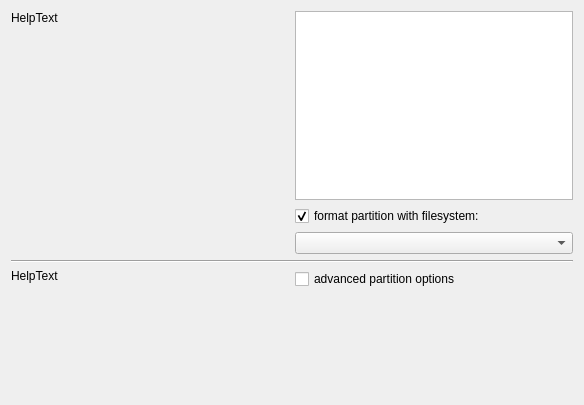
Old version of the form wizard/rootpartition.ui in the repository acritox/acritoxinstaller.
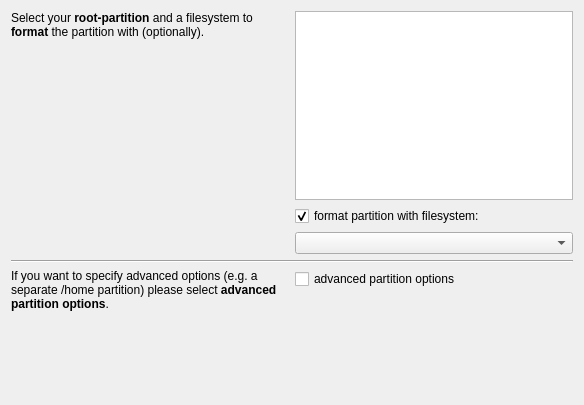
New version of the form.

Patch:
```diff
--- a/wizard/rootpartition.ui
+++ b/wizard/rootpartition.ui
@@ -35,7 +35,11 @@
       </size>
      </property>
      <property name="text">
-      <string>HelpText</string>
+      <string>&lt;!DOCTYPE HTML PUBLIC &quot;-//W3C//DTD HTML 4.0//EN&quot; &quot;http://www.w3.org/TR/REC-html40/strict.dtd&quot;&gt;
+&lt;html&gt;&lt;head&gt;&lt;meta name=&quot;qrichtext&quot; content=&quot;1&quot; /&gt;&lt;style type=&quot;text/css&quot;&gt;
+p, li { white-space: pre-wrap; }
+&lt;/style&gt;&lt;/head&gt;&lt;body style=&quot; font-family:'DejaVu Sans'; font-size:9pt; font-weight:400; font-style:normal;&quot;&gt;
+&lt;p style=&quot; margin-top:0px; margin-bottom:0px; margin-left:0px; margin-right:0px; -qt-block-indent:0; text-indent:0px;&quot;&gt;Select your &lt;span style=&quot; font-weight:600;&quot;&gt;root-partition&lt;/span&gt; and a filesystem to &lt;span style=&quot; font-weight:600;&quot;&gt;format&lt;/span&gt; the partition with (optionally).&lt;/p&gt;&lt;/body&gt;&lt;/html&gt;</string>
      </property>
      <property name="textFormat">
       <enum>Qt::RichText</enum>
@@ -89,7 +93,11 @@
       </size>
      </property>
      <property name="text">
-      <string>HelpText</string>
+      <string>&lt;!DOCTYPE HTML PUBLIC &quot;-//W3C//DTD HTML 4.0//EN&quot; &quot;http://www.w3.org/TR/REC-html40/strict.dtd&quot;&gt;
+&lt;html&gt;&lt;head&gt;&lt;meta name=&quot;qrichtext&quot; content=&quot;1&quot; /&gt;&lt;style type=&quot;text/css&quot;&gt;
+p, li { white-space: pre-wrap; }
+&lt;/style&gt;&lt;/head&gt;&lt;body style=&quot; font-family:'DejaVu Sans'; font-size:9pt; font-weight:400; font-style:normal;&quot;&gt;
+&lt;p style=&quot; margin-top:0px; margin-bottom:0px; margin-left:0px; margin-right:0px; -qt-block-indent:0; text-indent:0px;&quot;&gt;If you want to specify advanced options (e.g. a separate /home partition) please select &lt;span style=&quot; font-weight:600;&quot;&gt;advanced partition options&lt;/span&gt;.&lt;/p&gt;&lt;/body&gt;&lt;/html&gt;</string>
      </property>
      <property name="textFormat">
       <enum>Qt::RichText</enum>
```
